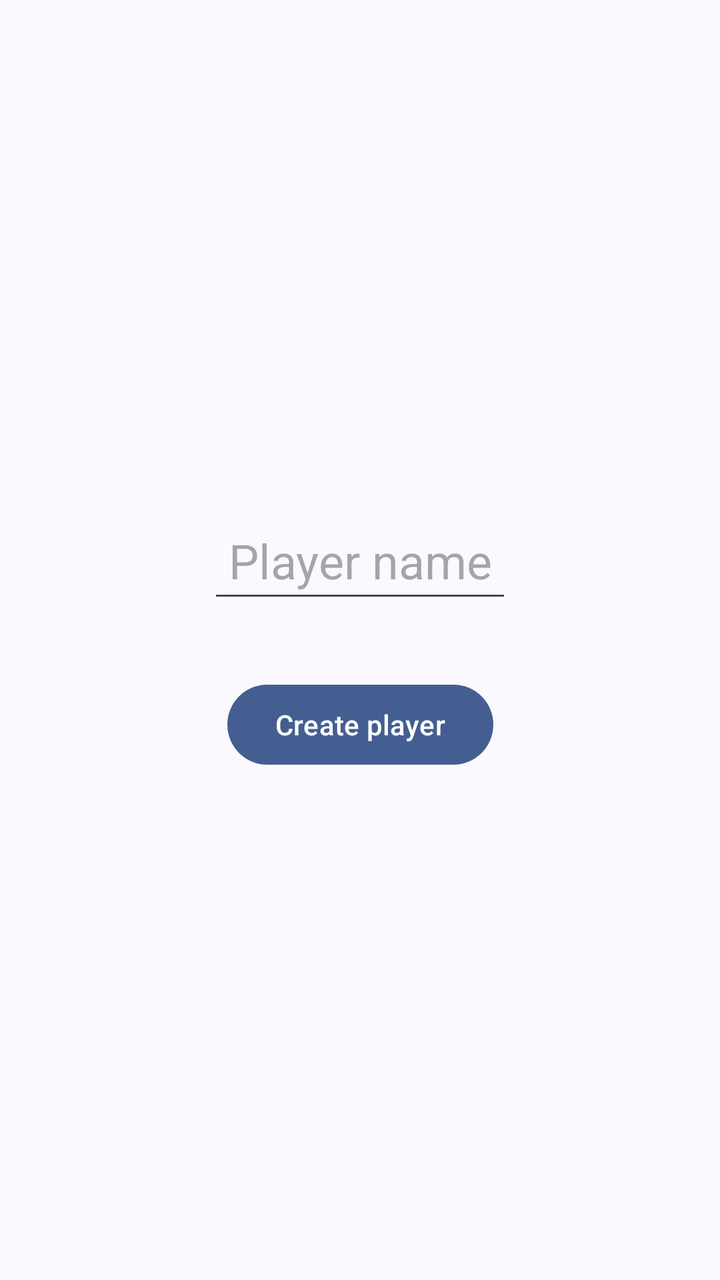
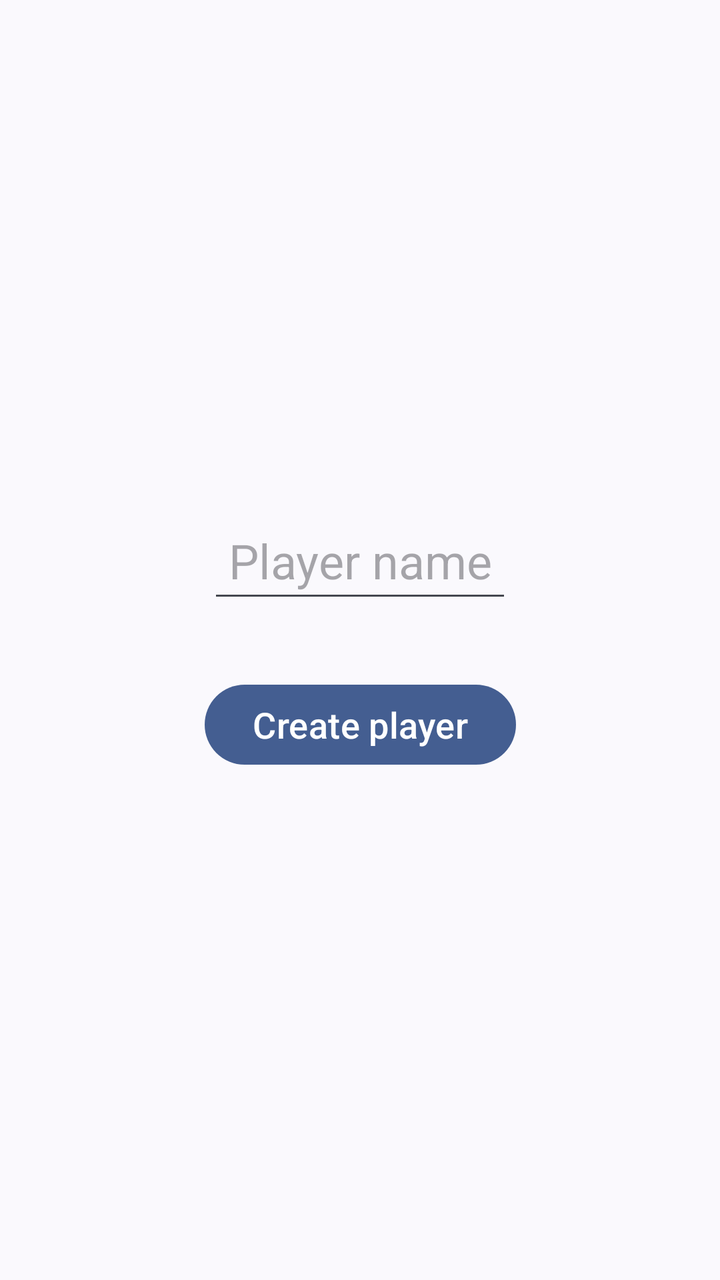

An Android layout rendered at two revisions. The XML below is the earlier revision; the diff shows what the commit changed to produce the second picture.
<!-- AndroidManifest.xml: application theme Theme.DawningOfTheAshes -->
<!-- res/layout/activity_welcome.xml -->
<?xml version="1.0" encoding="utf-8"?>
<layout xmlns:android="http://schemas.android.com/apk/res/android"
    xmlns:app="http://schemas.android.com/apk/res-auto"
    xmlns:tools="http://schemas.android.com/tools">

    <androidx.constraintlayout.widget.ConstraintLayout
        android:layout_width="match_parent"
        android:layout_height="match_parent"
        tools:context=".ui.WelcomeActivity">

        <Button
            android:id="@+id/loginButton"
            android:layout_width="wrap_content"
            android:layout_height="wrap_content"
            android:layout_marginTop="16dp"
            android:text="@string/createPlayerText"
            app:layout_constraintBottom_toBottomOf="parent"
            app:layout_constraintEnd_toEndOf="parent"
            app:layout_constraintHorizontal_bias="0.5"
            app:layout_constraintStart_toStartOf="parent"
            app:layout_constraintTop_toBottomOf="@+id/playerNameTextField" />

        <Button
            android:id="@+id/startButton"
            android:layout_width="wrap_content"
            android:layout_height="wrap_content"
            android:layout_marginTop="16dp"
            android:text="@string/startText"
            android:visibility="gone"
            app:layout_constraintBottom_toBottomOf="parent"
            app:layout_constraintEnd_toEndOf="parent"
            app:layout_constraintHorizontal_bias="0.5"
            app:layout_constraintStart_toStartOf="parent"
            app:layout_constraintTop_toBottomOf="@+id/nameLabel" />

        <EditText
            android:id="@+id/playerNameTextField"
            android:layout_width="wrap_content"
            android:layout_height="wrap_content"
            android:layout_marginStart="16dp"
            android:layout_marginEnd="16dp"
            android:layout_marginBottom="16dp"
            android:autofillHints=""
            android:hint="@string/playerNameHint"
            android:inputType="text"
            android:minHeight="48dp"
            android:padding="@dimen/welcomePadding"
            android:textAlignment="center"
            android:textSize="24sp"
            app:layout_constraintBottom_toTopOf="@+id/loginButton"
            app:layout_constraintEnd_toEndOf="parent"
            app:layout_constraintHorizontal_bias="0.5"
            app:layout_constraintStart_toStartOf="parent"
            app:layout_constraintTop_toTopOf="parent"
            app:layout_constraintVertical_chainStyle="packed" />

        <TextView
            android:id="@+id/nameLabel"
            android:layout_width="wrap_content"
            android:layout_height="wrap_content"
            android:layout_marginBottom="16dp"
            android:gravity="center"
            android:minHeight="48dp"
            android:padding="@dimen/welcomePadding"
            android:textAlignment="center"
            android:textSize="24sp"
            android:visibility="gone"
            app:layout_constraintBottom_toTopOf="@+id/startButton"
            app:layout_constraintEnd_toEndOf="parent"
            app:layout_constraintHorizontal_bias="0.5"
            app:layout_constraintStart_toStartOf="parent"
            app:layout_constraintTop_toTopOf="parent"
            app:layout_constraintVertical_chainStyle="packed" />

    </androidx.constraintlayout.widget.ConstraintLayout>
</layout>
<!-- resources referenced by this layout -->
<resources>
  <dimen name="welcomePadding">10dp</dimen>
  <string name="createPlayerText">Create player</string>
  <string name="playerNameHint">Player name</string>
  <string name="startText">Start</string>
  <style name="Theme.DawningOfTheAshes" parent="Theme.Material3.DynamicColors.Light">
      
      
      
      
      
      
      
      
      
      
      <item name="android:windowLightStatusBar">true</item>
      
      
      
  </style>
</resources>

<!-- the commit's change to res/layout/activity_welcome.xml (unified diff, before → after) -->
@@ -13,6 +13,7 @@
             android:layout_width="wrap_content"
             android:layout_height="wrap_content"
             android:layout_marginTop="16dp"
+            android:textSize="18sp"
             android:text="@string/createPlayerText"
             app:layout_constraintBottom_toBottomOf="parent"
             app:layout_constraintEnd_toEndOf="parent"
@@ -25,6 +26,7 @@
             android:layout_width="wrap_content"
             android:layout_height="wrap_content"
             android:layout_marginTop="16dp"
+            android:textSize="18sp"
             android:text="@string/startText"
             android:visibility="gone"
             app:layout_constraintBottom_toBottomOf="parent"
